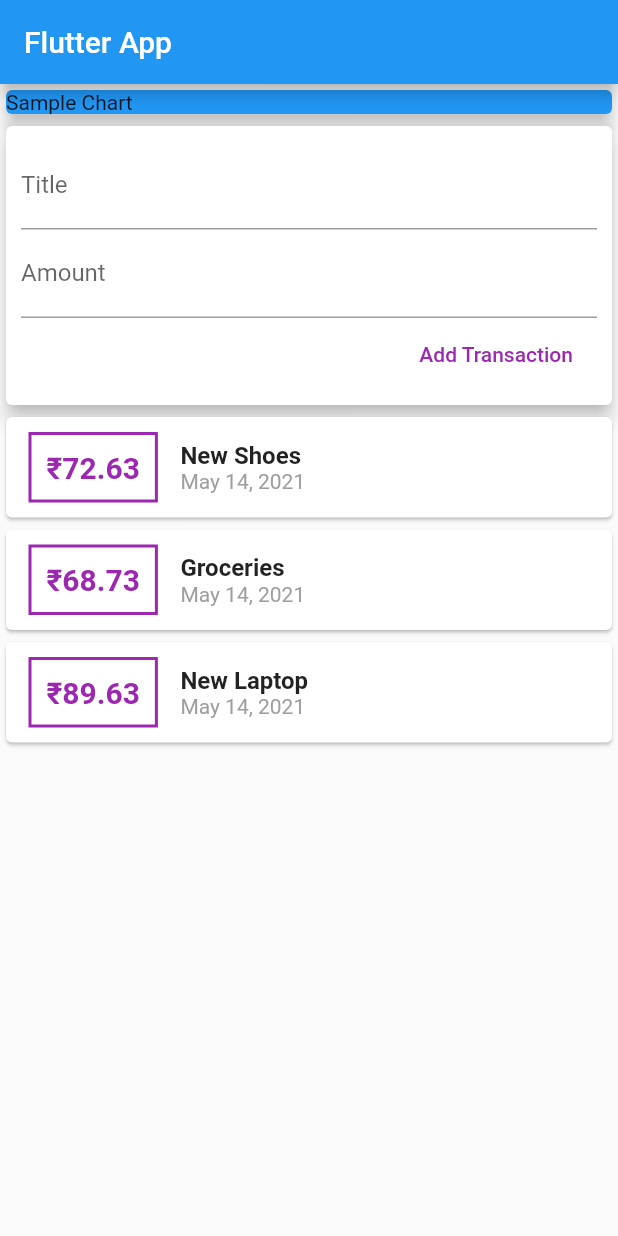
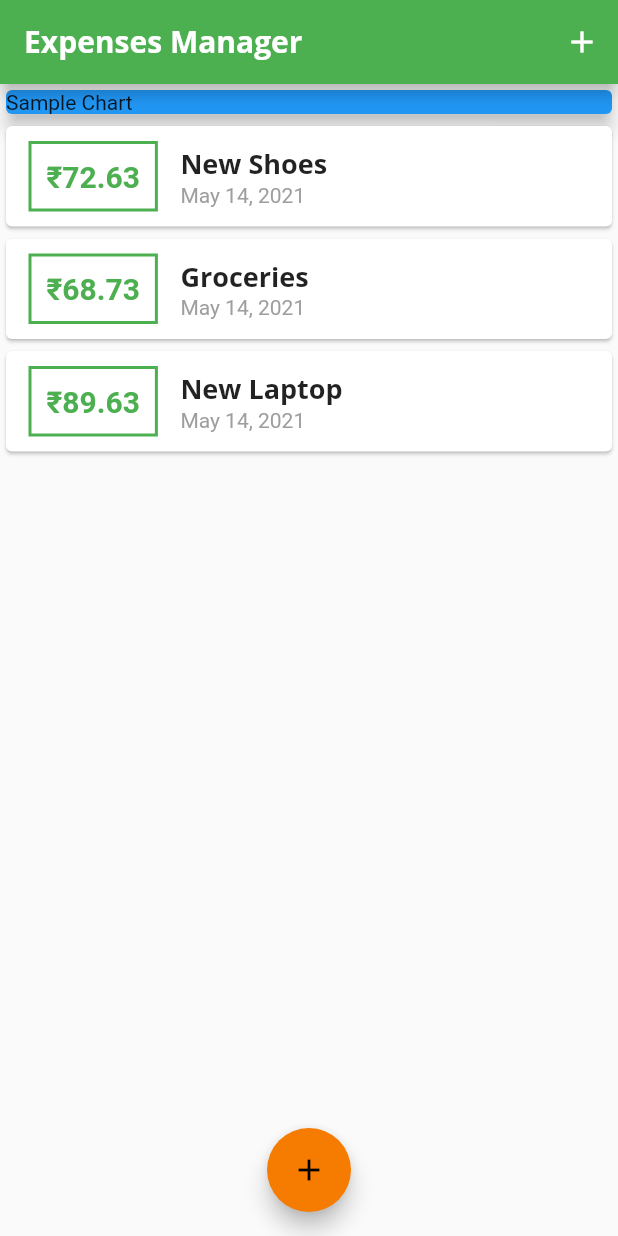
Before and after one commit to surya0180/Expenses-Manager, a Flutter app: the screen it shows after launch, on a phone screen of 412 x 824 dp. Run offline on Flutter 3.47's test engine with Material 2 defaults, Android fonts, the phone set to English and light mode, and no system bars.

Commit message:
Added theme for the app

```diff
--- a/lib/main.dart
+++ b/lib/main.dart
@@ -1,4 +1,6 @@
-import 'package:expenses_manager/widgets/user_transaction.dart';
+import 'package:expenses_manager/models/transaction.dart';
+import 'package:expenses_manager/widgets/new_transaction.dart';
+import 'package:expenses_manager/widgets/transaction_list.dart';
 import 'package:flutter/material.dart';
 
 void main() => runApp(MyApp());
@@ -7,21 +9,103 @@ class MyApp extends StatelessWidget {
   @override
   Widget build(BuildContext context) {
     return MaterialApp(
-      title: 'Flutter Demo',
+      title: 'Expenses Manager',
+      theme: ThemeData(
+        primarySwatch: Colors.green,
+        accentColor: Colors.orange[700],
+        fontFamily: 'QuickSand',
+        textTheme: ThemeData.light().textTheme.copyWith(
+          title: TextStyle(
+            fontFamily: 'OpenSans',
+            fontWeight: FontWeight.bold,
+            fontSize: 18,
+          )
+        ),
+        appBarTheme: AppBarTheme(
+          textTheme: ThemeData.light().textTheme.copyWith(
+            title: TextStyle(
+              fontFamily: 'OpenSans',
+              fontSize: 20,
+              fontWeight: FontWeight.bold
+            )
+          )
+        )
+      ),
       home: MyHomePage(),
     );
   }
 }
 
-class MyHomePage extends StatelessWidget {
+class MyHomePage extends StatefulWidget {
+
+  @override
+  _MyHomePageState createState() => _MyHomePageState();
+}
+
+class _MyHomePageState extends State<MyHomePage> {
+
+  final List<Transaction> _userTransactions = [
+    Transaction(
+      id: 't1',
+      title: 'New Shoes',
+      amount: 72.63,
+      date: DateTime.now()
+    ),
+    Transaction(
+      id: 't2',
+      title: 'Groceries',
+      amount: 68.73,
+      date: DateTime.now()
+    ),
+    Transaction(
+      id: 't3',
+      title: 'New Laptop',
+      amount: 89.63,
+      date: DateTime.now()
+    )
+  ];
+
+  void _addNewTransaction(String txTitle, double txAmount) {
+    final newTx = Transaction(
+      title: txTitle,
+      amount: txAmount,
+      date: DateTime.now(),
+      id: DateTime.now().toString()
+    );
+
+    setState(() {
+      _userTransactions.add(newTx);
+    });
+
+  }
+
+  void _startAddNewTransaction(BuildContext ctx) {
+    showModalBottomSheet(
+      context: ctx,
+      builder: (_) {
+        return  GestureDetector(
+          child: NewTransaction(_addNewTransaction),
+          onTap: () {},
+          behavior: HitTestBehavior.opaque,
+        );
+      }
+    );
+  }
 
   @override
   Widget build(BuildContext context) {
     return Scaffold(
       appBar: AppBar(
-        title: Text('Flutter App'),
+        title: Text('Expenses Manager', style: TextStyle(fontFamily: 'OpenSans'),),
+        actions: <Widget> [
+          IconButton(
+            icon: Icon(Icons.add),
+            onPressed: () => _startAddNewTransaction(context),
           ),
-      body: Column(
+        ],
+      ),
+      body: SingleChildScrollView(
+              child: Column(
           mainAxisAlignment: MainAxisAlignment.start,
           crossAxisAlignment: CrossAxisAlignment.center,
           children: <Widget> [
@@ -33,8 +117,14 @@ class MyHomePage extends StatelessWidget {
               elevation: 5,
             ),
           ),
-        UserTransactions(),
+          TransactionList(_userTransactions),
         ],),
+      ),
+      floatingActionButtonLocation: FloatingActionButtonLocation.centerFloat,
+      floatingActionButton: FloatingActionButton(
+        child: Icon(Icons.add),
+        onPressed: () => _startAddNewTransaction(context),
+      ),
     );
   }
 }
--- a/lib/widgets/transaction_list.dart
+++ b/lib/widgets/transaction_list.dart
@@ -11,8 +11,10 @@ class TransactionList extends StatelessWidget {
 
   @override
   Widget build(BuildContext context) {
-    return Column(
-      children: transactions.map((tx) {
+    return Container(
+      height: 300,
+      child: ListView.builder(
+          itemBuilder: (ctx, index) {
             return Card(
               child: Row(
                 children: <Widget> [
@@ -20,14 +22,14 @@ class TransactionList extends StatelessWidget {
                     margin: EdgeInsets.symmetric(vertical: 10, horizontal: 15),
                     padding: EdgeInsets.all(10),
                     decoration: BoxDecoration(
-                  border: Border.all(color: Colors.purple, width: 2),
+                      border: Border.all(color: Theme.of(context).primaryColor, width: 2),
                     ),
                     child: Text(
-                  '₹'+tx.amount.toString(),
+                      '₹'+transactions[index].amount.toStringAsFixed(2),
                       style: TextStyle(
                         fontWeight: FontWeight.bold,
                         fontSize: 20,
-                    color: Colors.purple,
+                        color: Theme.of(context).primaryColor,
                       ),
                     ),
                   ),
@@ -35,14 +37,11 @@ class TransactionList extends StatelessWidget {
                     crossAxisAlignment: CrossAxisAlignment.start,
                     children: <Widget> [
                       Text(
-                    tx.title,
-                    style: TextStyle(
-                      fontSize: 16,
-                      fontWeight: FontWeight.w600,
-                    ),
+                        transactions[index].title,
+                        style: Theme.of(context).textTheme.title,
                       ),
                       Text(
-                    DateFormat.yMMMd().format(tx.date),
+                        DateFormat.yMMMd().format(transactions[index].date),
                         style: TextStyle(
                           color: Colors.grey
                         ),
@@ -52,7 +51,9 @@ class TransactionList extends StatelessWidget {
                 ],
               )
             );
-      }).toList(),
+          },
+          itemCount: transactions.length,
+        ),
     );
   }
 }
--- a/lib/widgets/user_transaction.dart
+++ /dev/null
@@ -1,57 +0,0 @@
-import 'package:expenses_manager/models/transaction.dart';
-import 'package:expenses_manager/widgets/new_transaction.dart';
-import 'package:expenses_manager/widgets/transaction_list.dart';
-import 'package:flutter/material.dart';
-
-class UserTransactions extends StatefulWidget {
-  @override
-  _UserTransactionsState createState() => _UserTransactionsState();
-}
-
-class _UserTransactionsState extends State<UserTransactions> {
-
-  final List<Transaction> _userTransactions = [
-    Transaction(
-      id: 't1',
-      title: 'New Shoes',
-      amount: 72.63,
-      date: DateTime.now()
-    ),
-    Transaction(
-      id: 't2',
-      title: 'Groceries',
-      amount: 68.73,
-      date: DateTime.now()
-    ),
-    Transaction(
-      id: 't3',
-      title: 'New Laptop',
-      amount: 89.63,
-      date: DateTime.now()
-    )
-  ];
-
-  void _addNewTransaction(String txTitle, double txAmount) {
-    final newTx = Transaction(
-      title: txTitle,
-      amount: txAmount,
-      date: DateTime.now(),
-      id: DateTime.now().toString()
-    );
-
-    setState(() {
-      _userTransactions.add(newTx);
-    });
-
-  }
-
-  @override
-  Widget build(BuildContext context) {
-    return Column(
-      children: <Widget> [
-        NewTransaction(_addNewTransaction),
-        TransactionList(_userTransactions),
-      ],
-    );
-  }
-}
```
Also changed, not shown: lib/widgets/new_transaction.dart (+29 -8 lines), pubspec.yaml (+11 -6 lines), assets/fonts/OpenSans-Bold.ttf (added), assets/fonts/OpenSans-Regular.ttf (added), assets/fonts/Quicksand-Bold.ttf (added), assets/fonts/Quicksand-Light.ttf (added), assets/fonts/Quicksand-Medium.ttf (added), assets/fonts/Quicksand-Regular.ttf (added). Lines whose indentation alone changed are shown as unchanged.
